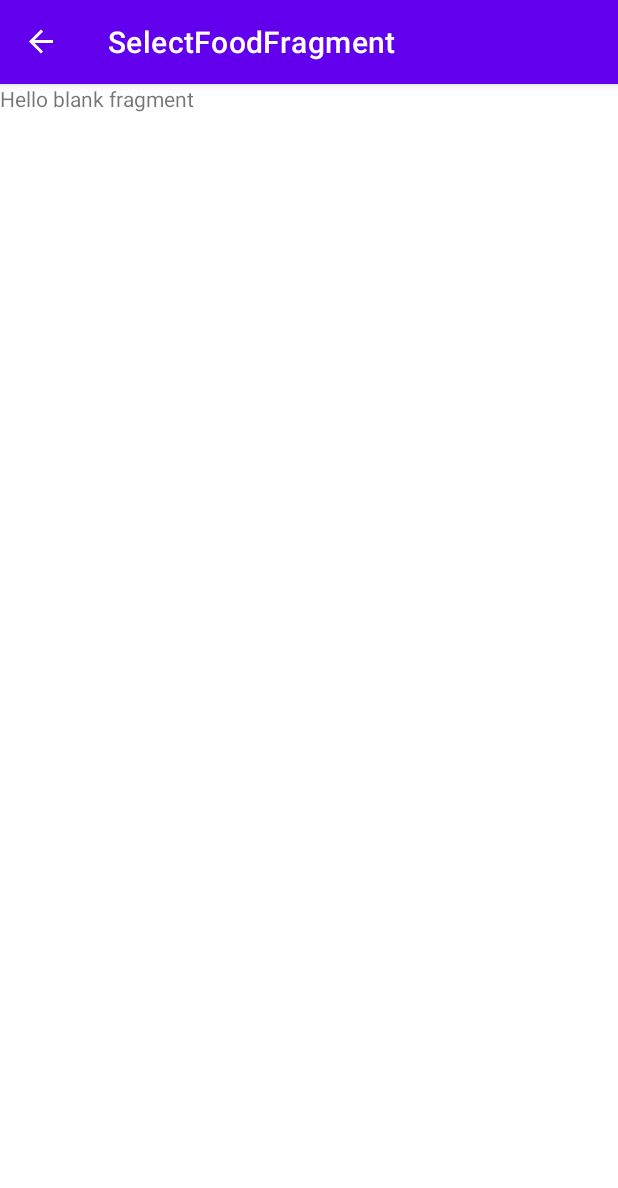
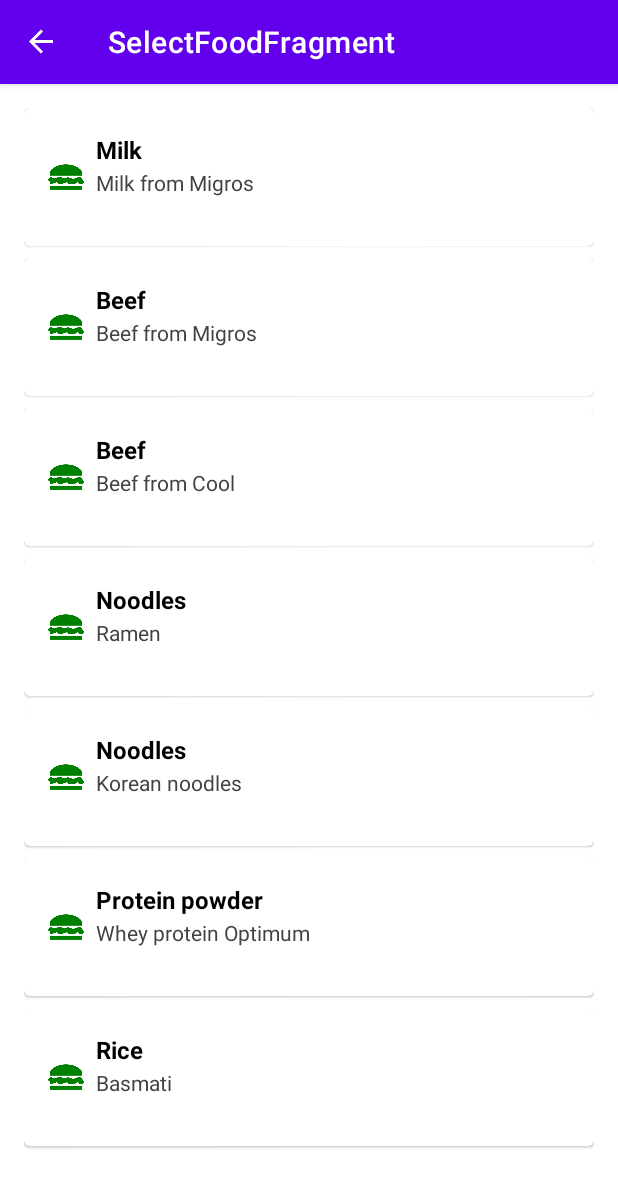
Before and after one commit to kennethjpaul/FoodTracker, an Android app: the SelectFoodFragment screen opened through its navigation route, on a phone screen of 412 x 824 dp. Shown: the top 1188 px of the screen. Run offline under Robolectric (Android 15) with nearby library versions, the phone set to English and light mode, and no system bars; our stand-ins replace data binding, navigation-ui.

Commit message:
Function + UI : Added fake entries to select food page and also implemented a fragment listener to get the selected food item

```diff
--- a/app/src/main/java/com/kinetx/foodtracker/fragment/SelectFoodFragment.kt
+++ b/app/src/main/java/com/kinetx/foodtracker/fragment/SelectFoodFragment.kt
@@ -5,15 +5,20 @@ import androidx.fragment.app.Fragment
 import android.view.LayoutInflater
 import android.view.View
 import android.view.ViewGroup
+import androidx.core.os.bundleOf
 import androidx.databinding.DataBindingUtil
+import androidx.fragment.app.setFragmentResult
 import androidx.lifecycle.ViewModelProvider
+import androidx.navigation.findNavController
+import androidx.recyclerview.widget.LinearLayoutManager
 import com.kinetx.foodtracker.R
 import com.kinetx.foodtracker.databinding.FragmentSelectFoodBinding
+import com.kinetx.foodtracker.recyclerview.FoodItemR
 import com.kinetx.foodtracker.viewmodel.SelectFoodVM
 import com.kinetx.foodtracker.viewmodelfactory.SelectFoodVMF
 
 
-class SelectFoodFragment : Fragment() {
+class SelectFoodFragment : Fragment(), FoodItemR.OnSelectFoodItem {
 
     private lateinit var binding : FragmentSelectFoodBinding
     private lateinit var viewModel : SelectFoodVM
@@ -32,8 +37,30 @@ class SelectFoodFragment : Fragment() {
         binding.selectFoodVM = viewModel
         binding.lifecycleOwner = viewLifecycleOwner
 
+
+        val adapter = FoodItemR(this)
+        binding.selectFoodRecycler.layoutManager = LinearLayoutManager(context)
+        binding.selectFoodRecycler.setHasFixedSize(true)
+        binding.selectFoodRecycler.adapter = adapter
+
+
+        viewModel.foodList.observe(viewLifecycleOwner)
+        {
+            adapter.setData(it)
+        }
+
+
         // Inflate the layout for this fragment
         return binding.root
     }
 
+    override fun onSelectFoodItemClick(position: Int) {
+
+        val foodId = viewModel.foodList.value?.get(position)!!.foodId
+        val foodName= viewModel.foodList.value?.get(position)!!.foodName
+        val foodDesc = viewModel.foodList.value?.get(position)!!.foodDesc
+        setFragmentResult("SelectedFood", bundleOf("foodId" to foodId, "foodName" to foodName,"foodDesc" to foodDesc))
+        view?.findNavController()?.navigateUp()
+    }
+
 }
--- a/app/src/main/java/com/kinetx/foodtracker/viewmodel/SelectFoodVM.kt
+++ b/app/src/main/java/com/kinetx/foodtracker/viewmodel/SelectFoodVM.kt
@@ -2,6 +2,27 @@ package com.kinetx.foodtracker.viewmodel
 
 import android.app.Application
 import androidx.lifecycle.AndroidViewModel
+import androidx.lifecycle.LiveData
+import androidx.lifecycle.MutableLiveData
+import com.kinetx.foodtracker.dataclass.FoodItemData
 
 class SelectFoodVM(application: Application): AndroidViewModel(application) {
+
+    private val _foodList = MutableLiveData<List<FoodItemData>>()
+    val foodList : LiveData<List<FoodItemData>>
+        get() = _foodList
+
+    init {
+        val tmp : ArrayList<FoodItemData> = ArrayList()
+
+        tmp.add(FoodItemData(1L,"Milk","Milk from Migros"))
+        tmp.add(FoodItemData(1L,"Beef","Beef from Migros"))
+        tmp.add(FoodItemData(1L,"Beef","Beef from Cool"))
+        tmp.add(FoodItemData(1L,"Noodles","Ramen"))
+        tmp.add(FoodItemData(1L,"Noodles","Korean noodles"))
+        tmp.add(FoodItemData(1L,"Protein powder","Whey protein Optimum"))
+        tmp.add(FoodItemData(1L,"Rice","Basmati"))
+
+        _foodList.value = tmp
+    }
 }
--- a/app/src/main/res/layout/fragment_modify_food_log.xml
+++ b/app/src/main/res/layout/fragment_modify_food_log.xml
@@ -114,6 +114,7 @@
                  android:textColor="@color/black"
                  android:textSize="14sp"
                  android:textStyle="bold"
+                 android:text="@{modifyFoodLogVM.selectedFoodName}"
                  app:layout_constraintStart_toStartOf="parent"
                  app:layout_constraintTop_toBottomOf="@id/modify_food_log_selected_title" />
 
@@ -124,6 +125,7 @@
                  android:layout_marginTop="4dp"
                  android:textColor="@color/black"
                  android:textSize="12sp"
+                 android:text="@{modifyFoodLogVM.selectedFoodDesc}"
                  app:layout_constraintStart_toStartOf="parent"
                  app:layout_constraintTop_toBottomOf="@id/modify_food_log_selected_name" />
 
--- a/app/src/main/res/layout/fragment_select_food.xml
+++ b/app/src/main/res/layout/fragment_select_food.xml
@@ -13,11 +13,13 @@
         android:layout_height="match_parent"
         tools:context=".fragment.SelectFoodFragment">
 
-        <!-- TODO: Update blank fragment layout -->
-        <TextView
+        <androidx.recyclerview.widget.RecyclerView
+            android:id="@+id/select_food_recycler"
+            android:layout_marginTop="16dp"
+            android:layout_marginStart="16dp"
+            android:layout_marginEnd="16dp"
             android:layout_width="match_parent"
-            android:layout_height="match_parent"
-            android:text="@string/hello_blank_fragment" />
+            android:layout_height="wrap_content"/>
 
     </FrameLayout>
 </layout>
```
Also changed, not shown: app/src/main/java/com/kinetx/foodtracker/fragment/ModifyFoodLogFragment.kt (+18 -0 lines), app/src/main/java/com/kinetx/foodtracker/viewmodel/ModifyFoodLogVM.kt (+26 -1 lines).
